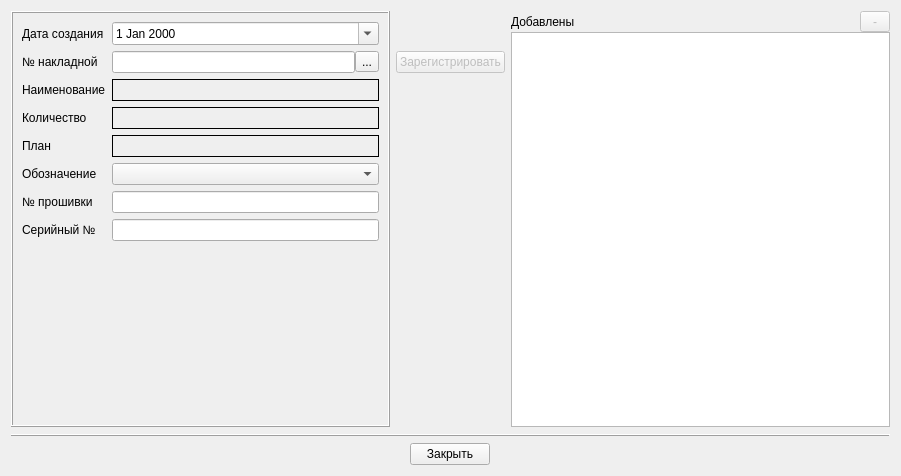
Before: the Qt Designer form Remont/platewindow.ui in AlexeyScherbakov2021/Remont2, drawn with Qt 5.
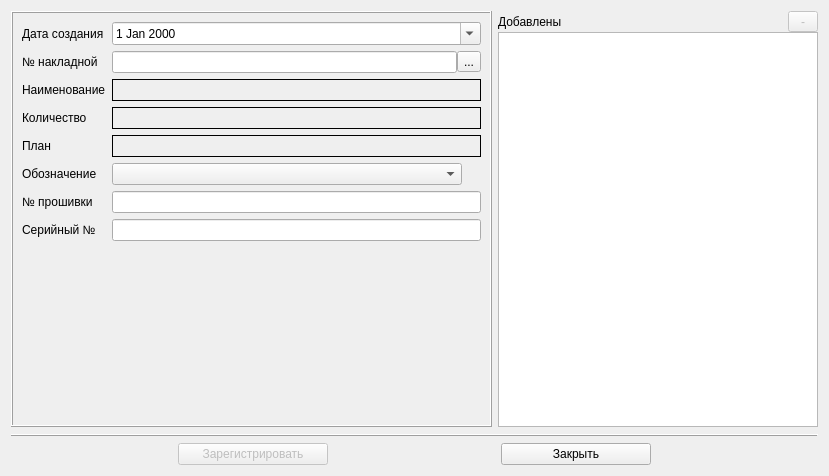
After: the same form once the commit is applied. Icons and pictures are not drawn.

```diff
--- a/Remont/platewindow.ui
+++ b/Remont/platewindow.ui
@@ -6,16 +6,16 @@
    <rect>
     <x>0</x>
     <y>0</y>
-    <width>901</width>
+    <width>829</width>
     <height>476</height>
    </rect>
   </property>
   <property name="windowTitle">
    <string>Регистрация плат</string>
   </property>
-  <layout class="QVBoxLayout" name="verticalLayout_3">
+  <layout class="QVBoxLayout" name="verticalLayout_2">
    <item>
-    <layout class="QHBoxLayout" name="horizontalLayout_3">
+    <layout class="QHBoxLayout" name="horizontalLayout_3" stretch="3,2">
      <item>
       <widget class="QFrame" name="frame">
        <property name="frameShape">
@@ -172,6 +172,9 @@
           <property name="minimumContentsLength">
            <number>0</number>
           </property>
+          <property name="placeholderText">
+           <string>{Выбрать обозначение}</string>
+          </property>
           <property name="frame">
            <bool>true</bool>
           </property>
@@ -197,7 +200,7 @@
         <item row="7" column="1">
          <widget class="QLineEdit" name="leNumber"/>
         </item>
-        <item row="8" column="1">
+        <item row="9" column="1">
          <spacer name="verticalSpacer_2">
           <property name="orientation">
            <enum>Qt::Orientation::Vertical</enum>
@@ -213,55 +216,6 @@
        </layout>
       </widget>
      </item>
-     <item>
-      <layout class="QVBoxLayout" name="verticalLayout_2">
-       <property name="topMargin">
-        <number>40</number>
-       </property>
-       <item>
-        <widget class="QPushButton" name="pbAdd">
-         <property name="enabled">
-          <bool>false</bool>
-         </property>
-         <property name="sizePolicy">
-          <sizepolicy hsizetype="Preferred" vsizetype="Fixed">
-           <horstretch>0</horstretch>
-           <verstretch>0</verstretch>
-          </sizepolicy>
-         </property>
-         <property name="maximumSize">
-          <size>
-           <width>150</width>
-           <height>16777215</height>
-          </size>
-         </property>
-         <property name="toolTip">
-          <string>Добавить плату</string>
-         </property>
-         <property name="text">
-          <string>Зарегистрировать</string>
-         </property>
-         <property name="icon">
-          <iconset resource="resource.qrc">
-           <normaloff>:/image/note-2.png</normaloff>:/image/note-2.png</iconset>
-         </property>
-        </widget>
-       </item>
-       <item>
-        <spacer name="verticalSpacer">
-         <property name="orientation">
-          <enum>Qt::Orientation::Vertical</enum>
-         </property>
-         <property name="sizeHint" stdset="0">
-          <size>
-           <width>20</width>
-           <height>40</height>
-          </size>
-         </property>
-        </spacer>
-       </item>
-      </layout>
-     </item>
      <item>
       <layout class="QVBoxLayout" name="verticalLayout">
        <property name="spacing">
@@ -338,7 +292,44 @@
      </layout>
     </widget>
    </item>
-   <item alignment="Qt::AlignmentFlag::AlignHCenter">
+   <item>
+    <layout class="QHBoxLayout" name="horizontalLayout_4">
+     <item>
+      <widget class="QPushButton" name="pbAdd">
+       <property name="enabled">
+        <bool>false</bool>
+       </property>
+       <property name="sizePolicy">
+        <sizepolicy hsizetype="Preferred" vsizetype="Fixed">
+         <horstretch>0</horstretch>
+         <verstretch>0</verstretch>
+        </sizepolicy>
+       </property>
+       <property name="maximumSize">
+        <size>
+         <width>150</width>
+         <height>16777215</height>
+        </size>
+       </property>
+       <property name="toolTip">
+        <string>Добавить плату</string>
+       </property>
+       <property name="text">
+        <string>Зарегистрировать</string>
+       </property>
+       <property name="icon">
+        <iconset resource="resource.qrc">
+         <normaloff>:/image/note-2.png</normaloff>:/image/note-2.png</iconset>
+       </property>
+       <property name="iconSize">
+        <size>
+         <width>24</width>
+         <height>24</height>
+        </size>
+       </property>
+      </widget>
+     </item>
+     <item>
     <widget class="QPushButton" name="pbCancel">
      <property name="sizePolicy">
       <sizepolicy hsizetype="Minimum" vsizetype="Fixed">
@@ -367,8 +358,8 @@
      </property>
      <property name="iconSize">
       <size>
-       <width>32</width>
-       <height>32</height>
+         <width>24</width>
+         <height>24</height>
       </size>
      </property>
      <property name="autoDefault">
@@ -377,6 +368,8 @@
     </widget>
    </item>
   </layout>
+   </item>
+  </layout>
  </widget>
  <tabstops>
   <tabstop>leNumberDoc</tabstop>
```
Left out of the diff: 1 changed line with no effect on the pictures. Lines whose indentation alone changed are shown as unchanged.
